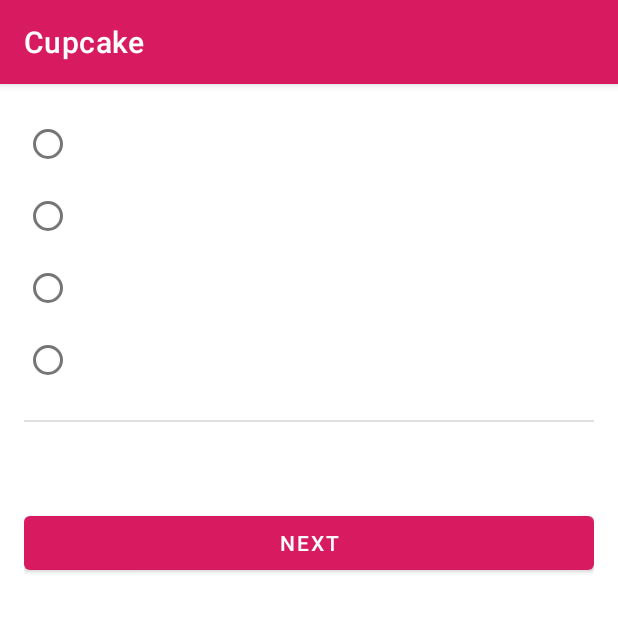
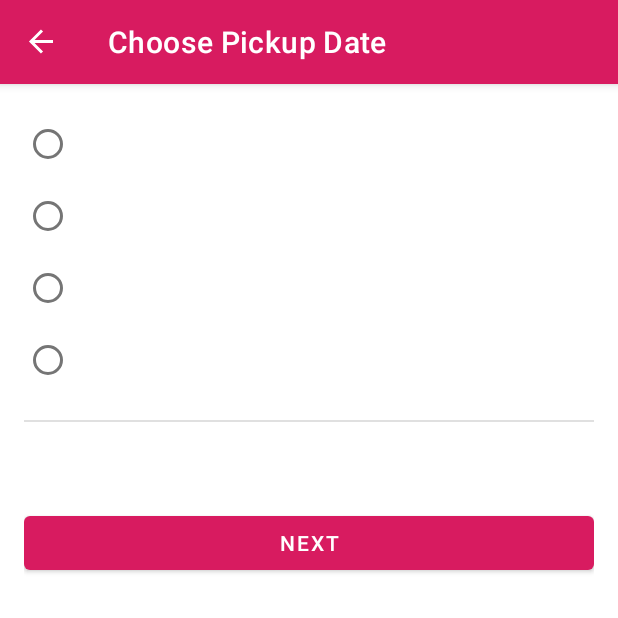
Before and after one commit to Fl0riaS/SM_Jakub_Znyk, an Android app: the PickupFragment screen opened through its navigation route, on a phone screen of 412 x 824 dp, the top half of it. Run offline under Robolectric (Android 15) with nearby library versions, the phone set to English and light mode, and no system bars; our stand-ins replace data binding, navigation-ui.

Commit message:
lab06: Complete the Navigation Graph

```diff
--- a/src/lab06/android-basics-kotlin-cupcake-app-starter/app/src/main/java/com/example/cupcake/FlavorFragment.kt
+++ b/src/lab06/android-basics-kotlin-cupcake-app-starter/app/src/main/java/com/example/cupcake/FlavorFragment.kt
@@ -19,8 +19,8 @@ import android.os.Bundle
 import android.view.LayoutInflater
 import android.view.View
 import android.view.ViewGroup
-import android.widget.Toast
 import androidx.fragment.app.Fragment
+import androidx.navigation.fragment.findNavController
 import com.example.cupcake.databinding.FragmentFlavorBinding
 
 /**
@@ -54,8 +54,9 @@ class FlavorFragment : Fragment() {
      * Navigate to the next screen to choose pickup date.
      */
     fun goToNextScreen() {
-        Toast.makeText(activity, "Next", Toast.LENGTH_SHORT).show()
+        findNavController().navigate(R.id.action_flavorFragment_to_pickupFragment)
     }
+
 
     /**
      * This fragment lifecycle method is called when the view hierarchy associated with the fragment
--- a/src/lab06/android-basics-kotlin-cupcake-app-starter/app/src/main/java/com/example/cupcake/MainActivity.kt
+++ b/src/lab06/android-basics-kotlin-cupcake-app-starter/app/src/main/java/com/example/cupcake/MainActivity.kt
@@ -15,9 +15,23 @@
  */
 package com.example.cupcake
 
+import android.os.Bundle
 import androidx.appcompat.app.AppCompatActivity
+import androidx.navigation.fragment.NavHostFragment
+import androidx.navigation.ui.setupActionBarWithNavController
 
 /**
  * Activity for cupcake order flow.
  */
-class MainActivity : AppCompatActivity(R.layout.activity_main)
+class MainActivity : AppCompatActivity(R.layout.activity_main) {
+    override fun onCreate(savedInstanceState: Bundle?) {
+        super.onCreate(savedInstanceState)
+
+        val navHostFragment = supportFragmentManager
+            .findFragmentById(R.id.nav_host_fragment) as NavHostFragment
+        val navController = navHostFragment.navController
+
+        setupActionBarWithNavController(navController)
+    }
+
+}
--- a/src/lab06/android-basics-kotlin-cupcake-app-starter/app/src/main/java/com/example/cupcake/PickupFragment.kt
+++ b/src/lab06/android-basics-kotlin-cupcake-app-starter/app/src/main/java/com/example/cupcake/PickupFragment.kt
@@ -19,8 +19,8 @@ import android.os.Bundle
 import android.view.LayoutInflater
 import android.view.View
 import android.view.ViewGroup
-import android.widget.Toast
 import androidx.fragment.app.Fragment
+import androidx.navigation.fragment.findNavController
 import com.example.cupcake.databinding.FragmentPickupBinding
 
 /**
@@ -54,7 +54,7 @@ class PickupFragment : Fragment() {
      * Navigate to the next screen to see the order summary.
      */
     fun goToNextScreen() {
-        Toast.makeText(activity, "Next", Toast.LENGTH_SHORT).show()
+        findNavController().navigate(R.id.action_pickupFragment_to_summaryFragment)
     }
 
     /**
--- a/src/lab06/android-basics-kotlin-cupcake-app-starter/app/src/main/java/com/example/cupcake/StartFragment.kt
+++ b/src/lab06/android-basics-kotlin-cupcake-app-starter/app/src/main/java/com/example/cupcake/StartFragment.kt
@@ -19,8 +19,8 @@ import android.os.Bundle
 import android.view.LayoutInflater
 import android.view.View
 import android.view.ViewGroup
-import android.widget.Toast
 import androidx.fragment.app.Fragment
+import androidx.navigation.fragment.findNavController
 import com.example.cupcake.databinding.FragmentStartBinding
 
 /**
@@ -57,8 +57,9 @@ class StartFragment : Fragment() {
      * Start an order with the desired quantity of cupcakes and navigate to the next screen.
      */
     fun orderCupcake(quantity: Int) {
-        Toast.makeText(activity, "Ordered $quantity cupcake(s)", Toast.LENGTH_SHORT).show()
+        findNavController().navigate(R.id.action_startFragment_to_flavorFragment)
     }
+
 
     /**
      * This fragment lifecycle method is called when the view hierarchy associated with the fragment
--- a/src/lab06/android-basics-kotlin-cupcake-app-starter/app/src/main/res/navigation/nav_graph.xml
+++ b/src/lab06/android-basics-kotlin-cupcake-app-starter/app/src/main/res/navigation/nav_graph.xml
@@ -21,21 +21,33 @@
     <fragment
         android:id="@+id/startFragment"
         android:name="com.example.cupcake.StartFragment"
-        android:label="fragment_start"
-        tools:layout="@layout/fragment_start" />
+        android:label="@string/app_name"
+        tools:layout="@layout/fragment_start" >
+        <action
+            android:id="@+id/action_startFragment_to_flavorFragment"
+            app:destination="@id/flavorFragment" />
+    </fragment>
     <fragment
         android:id="@+id/flavorFragment"
         android:name="com.example.cupcake.FlavorFragment"
-        android:label="fragment_flavor"
-        tools:layout="@layout/fragment_flavor" />
+        android:label="@string/choose_flavor"
+        tools:layout="@layout/fragment_flavor" >
+        <action
+            android:id="@+id/action_flavorFragment_to_pickupFragment"
+            app:destination="@id/pickupFragment" />
+    </fragment>
     <fragment
         android:id="@+id/pickupFragment"
         android:name="com.example.cupcake.PickupFragment"
-        android:label="fragment_pickup"
-        tools:layout="@layout/fragment_pickup" />
+        android:label="@string/choose_pickup_date"
+        tools:layout="@layout/fragment_pickup" >
+        <action
+            android:id="@+id/action_pickupFragment_to_summaryFragment"
+            app:destination="@id/summaryFragment" />
+    </fragment>
     <fragment
         android:id="@+id/summaryFragment"
         android:name="com.example.cupcake.SummaryFragment"
-        android:label="fragment_summary"
+        android:label="@string/order_summary"
         tools:layout="@layout/fragment_summary" />
 </navigation>
```
